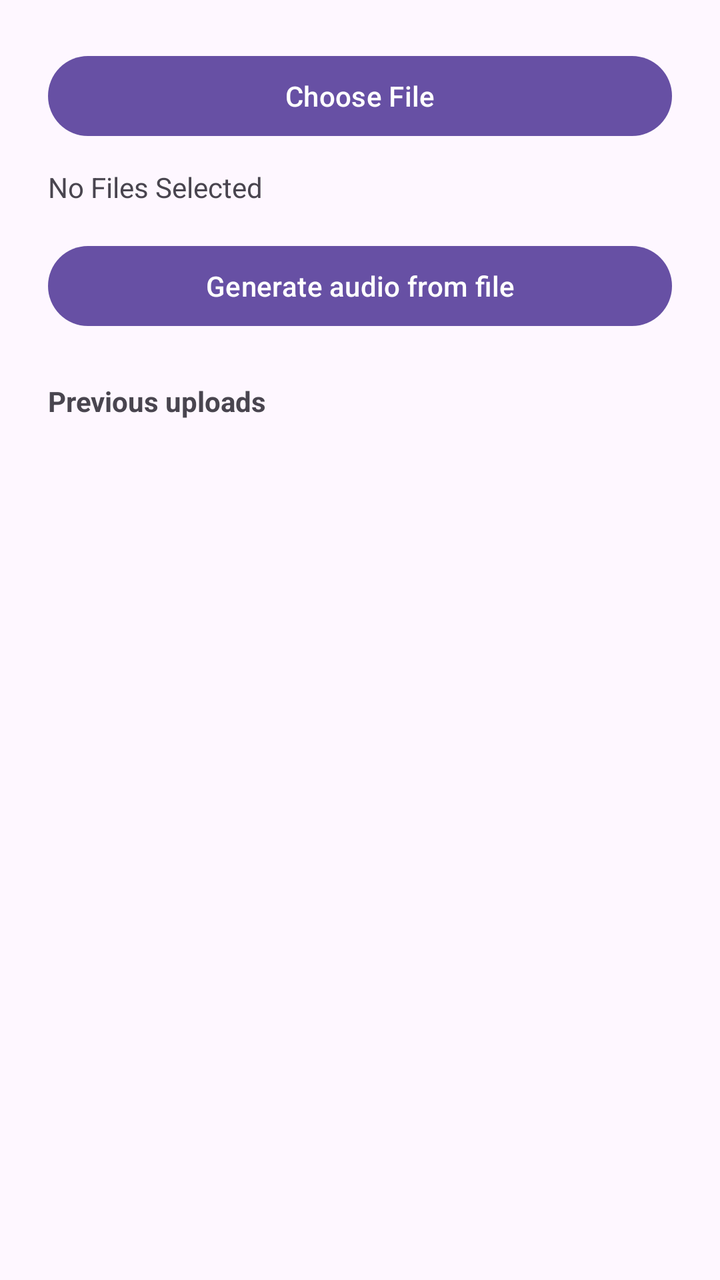
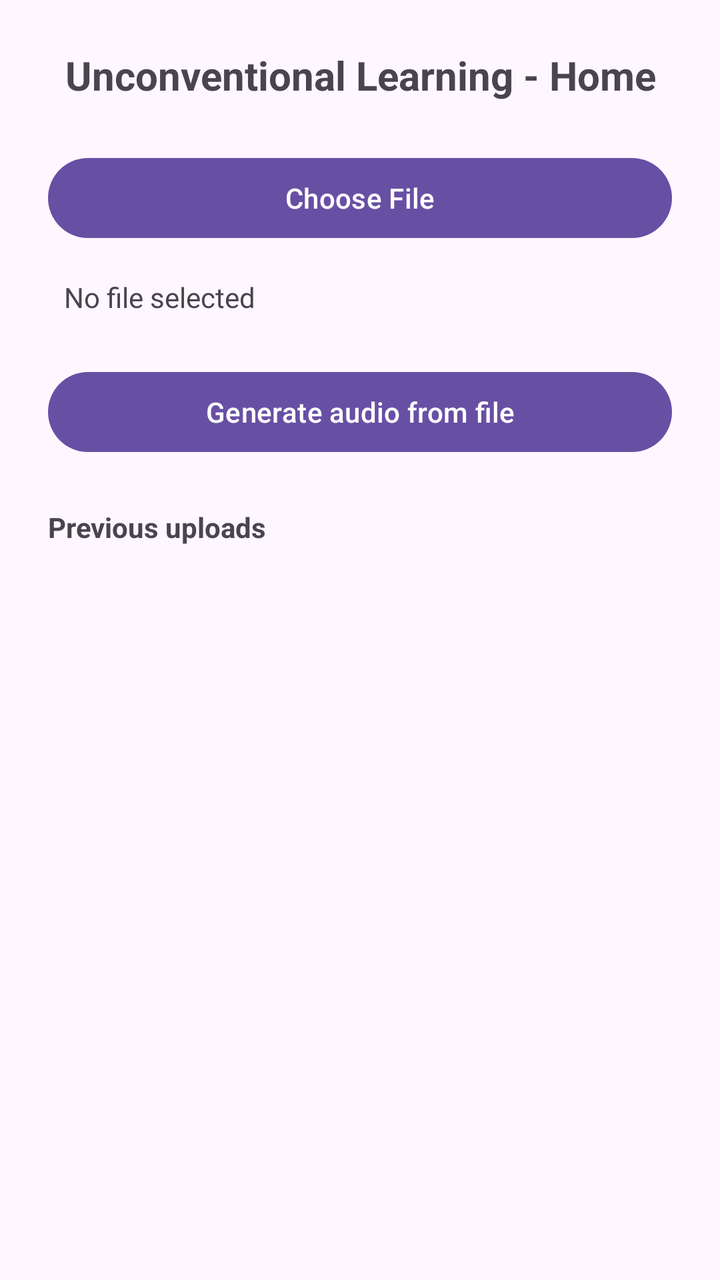

The first picture is an Android layout as it rendered before a commit; the second is the same layout after the commit. The layout source and the unified diff follow.
<!-- AndroidManifest.xml: application theme Theme.FinalYearProject -->
<!-- res/layout/fragment_home.xml -->
<?xml version="1.0" encoding="utf-8"?>
<androidx.constraintlayout.widget.ConstraintLayout xmlns:android="http://schemas.android.com/apk/res/android"
    xmlns:app="http://schemas.android.com/apk/res-auto"
    xmlns:tools="http://schemas.android.com/tools"
    android:layout_width="match_parent"
    android:layout_height="match_parent"
    android:padding="24dp"
    tools:context=".ui.HomeFragment">

    <Button
        android:id="@+id/pickFileBtn"
        android:layout_width="0dp"
        android:layout_height="wrap_content"
        android:text="Choose File"
        app:layout_constraintTop_toTopOf="parent"
        app:layout_constraintStart_toStartOf="parent"
        app:layout_constraintEnd_toEndOf="parent" />

    <TextView
        android:id="@+id/selectedFileTV"
        android:layout_width="0dp"
        android:layout_height="wrap_content"
        android:text="No Files Selected"
        app:layout_constraintTop_toBottomOf="@id/pickFileBtn"
        app:layout_constraintStart_toStartOf="parent"
        app:layout_constraintEnd_toEndOf="parent"
        android:layout_marginTop="12dp" />

    <Button
        android:id="@+id/uploadBtn"
        android:layout_width="0dp"
        android:layout_height="wrap_content"
        android:text="Generate audio from file"
        app:layout_constraintTop_toBottomOf="@id/selectedFileTV"
        app:layout_constraintStart_toStartOf="parent"
        app:layout_constraintEnd_toEndOf="parent"
        android:layout_marginTop="16dp" />

    <ProgressBar
        android:id="@+id/uploadProgress"
        android:layout_width="wrap_content"
        android:layout_height="wrap_content"
        android:visibility="gone"
        app:layout_constraintTop_toBottomOf="@id/uploadBtn"
        app:layout_constraintStart_toStartOf="parent"
        app:layout_constraintEnd_toEndOf="parent"
        android:layout_marginTop="8dp" />

    <TextView
        android:id="@+id/historyLabelTV"
        android:layout_width="0dp"
        android:layout_height="wrap_content"
        android:text="Previous uploads"
        android:textStyle="bold"
        android:layout_marginTop="24dp"
        app:layout_constraintTop_toBottomOf="@id/uploadProgress"
        app:layout_constraintStart_toStartOf="parent"
        app:layout_constraintEnd_toEndOf="parent" />

    <androidx.recyclerview.widget.RecyclerView
        android:id="@+id/previousFilesRV"
        android:layout_width="0dp"
        android:layout_height="0dp"
        app:layout_constraintTop_toBottomOf="@id/historyLabelTV"
        app:layout_constraintBottom_toBottomOf="parent"
        app:layout_constraintStart_toStartOf="parent"
        app:layout_constraintEnd_toEndOf="parent"
        android:layout_marginTop="8dp" />

</androidx.constraintlayout.widget.ConstraintLayout>
<!-- resources referenced by this layout -->
<resources>
  <style name="Theme.FinalYearProject" parent="Base.Theme.FinalYearProject" />
  <style name="Base.Theme.FinalYearProject" parent="Theme.Material3.DayNight.NoActionBar">
          
          
      </style>
</resources>

<!-- the commit's change to res/layout/fragment_home.xml (unified diff, before → after) -->
@@ -1,70 +1,96 @@
 <?xml version="1.0" encoding="utf-8"?>
 <androidx.constraintlayout.widget.ConstraintLayout xmlns:android="http://schemas.android.com/apk/res/android"
     xmlns:app="http://schemas.android.com/apk/res-auto"
-    xmlns:tools="http://schemas.android.com/tools"
     android:layout_width="match_parent"
     android:layout_height="match_parent"
-    android:padding="24dp"
-    tools:context=".ui.HomeFragment">
+    android:padding="16dp">
 
+    
+    <TextView
+        android:id="@+id/homeTitleTV"
+        android:layout_width="0dp"
+        android:layout_height="wrap_content"
+        android:text="Unconventional Learning - Home"
+        android:textSize="20sp"
+        android:textStyle="bold"
+        android:gravity="center"
+        android:padding="8dp"
+        app:layout_constraintTop_toTopOf="parent"
+        app:layout_constraintStart_toStartOf="parent"
+        app:layout_constraintEnd_toEndOf="parent" />
+
+    
     <Button
         android:id="@+id/pickFileBtn"
         android:layout_width="0dp"
         android:layout_height="wrap_content"
         android:text="Choose File"
-        app:layout_constraintTop_toTopOf="parent"
+        android:layout_marginTop="16dp"
+        android:layout_marginHorizontal="8dp"
+        app:layout_constraintTop_toBottomOf="@id/homeTitleTV"
         app:layout_constraintStart_toStartOf="parent"
         app:layout_constraintEnd_toEndOf="parent" />
 
+    
     <TextView
         android:id="@+id/selectedFileTV"
         android:layout_width="0dp"
         android:layout_height="wrap_content"
-        android:text="No Files Selected"
+        android:text="No file selected"
+        android:textSize="14sp"
+        android:padding="8dp"
+        android:layout_marginTop="8dp"
+        android:layout_marginHorizontal="8dp"
         app:layout_constraintTop_toBottomOf="@id/pickFileBtn"
         app:layout_constraintStart_toStartOf="parent"
-        app:layout_constraintEnd_toEndOf="parent"
-        android:layout_marginTop="12dp" />
+        app:layout_constraintEnd_toEndOf="parent" />
 
+    
     <Button
         android:id="@+id/uploadBtn"
         android:layout_width="0dp"
         android:layout_height="wrap_content"
         android:text="Generate audio from file"
+        android:layout_marginTop="16dp"
+        android:layout_marginHorizontal="8dp"
         app:layout_constraintTop_toBottomOf="@id/selectedFileTV"
         app:layout_constraintStart_toStartOf="parent"
-        app:layout_constraintEnd_toEndOf="parent"
-        android:layout_marginTop="16dp" />
+        app:layout_constraintEnd_toEndOf="parent" />
 
+    
     <ProgressBar
         android:id="@+id/uploadProgress"
+        style="?android:attr/progressBarStyle"
         android:layout_width="wrap_content"
         android:layout_height="wrap_content"
         android:visibility="gone"
+        android:layout_marginTop="8dp"
         app:layout_constraintTop_toBottomOf="@id/uploadBtn"
         app:layout_constraintStart_toStartOf="parent"
-        app:layout_constraintEnd_toEndOf="parent"
-        android:layout_marginTop="8dp" />
+        app:layout_constraintEnd_toEndOf="parent" />
 
+    
     <TextView
         android:id="@+id/historyLabelTV"
         android:layout_width="0dp"
         android:layout_height="wrap_content"
         android:text="Previous uploads"
         android:textStyle="bold"
-        android:layout_marginTop="24dp"
+        android:padding="8dp"
+        android:layout_marginTop="16dp"
         app:layout_constraintTop_toBottomOf="@id/uploadProgress"
         app:layout_constraintStart_toStartOf="parent"
         app:layout_constraintEnd_toEndOf="parent" />
 
+    
     <androidx.recyclerview.widget.RecyclerView
         android:id="@+id/previousFilesRV"
         android:layout_width="0dp"
         android:layout_height="0dp"
+        android:layout_margin="8dp"
         app:layout_constraintTop_toBottomOf="@id/historyLabelTV"
         app:layout_constraintBottom_toBottomOf="parent"
         app:layout_constraintStart_toStartOf="parent"
-        app:layout_constraintEnd_toEndOf="parent"
-        android:layout_marginTop="8dp" />
+        app:layout_constraintEnd_toEndOf="parent" />
 
 </androidx.constraintlayout.widget.ConstraintLayout>
